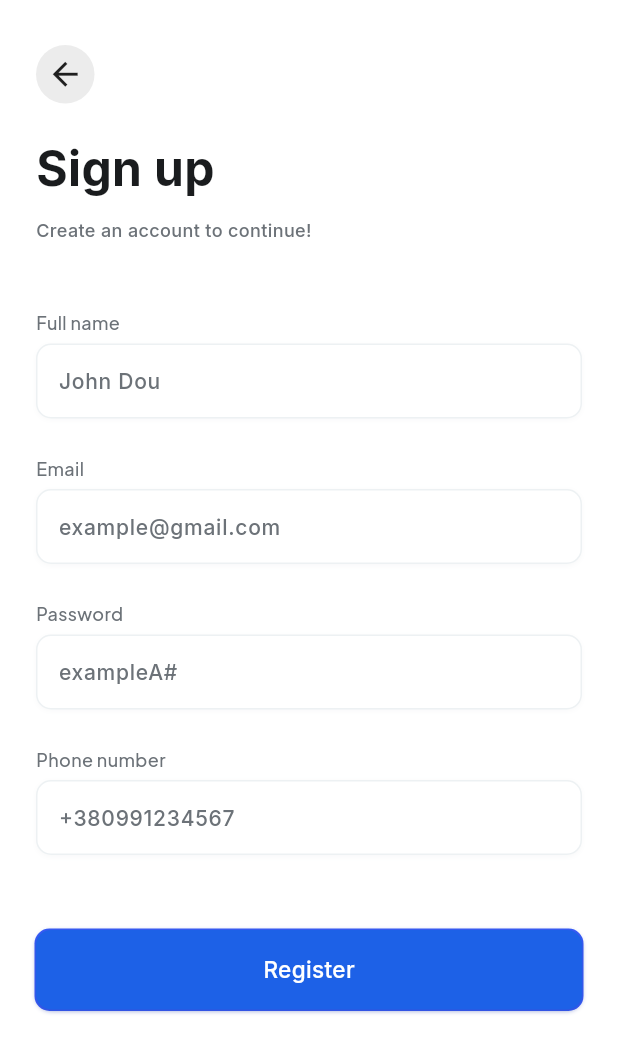
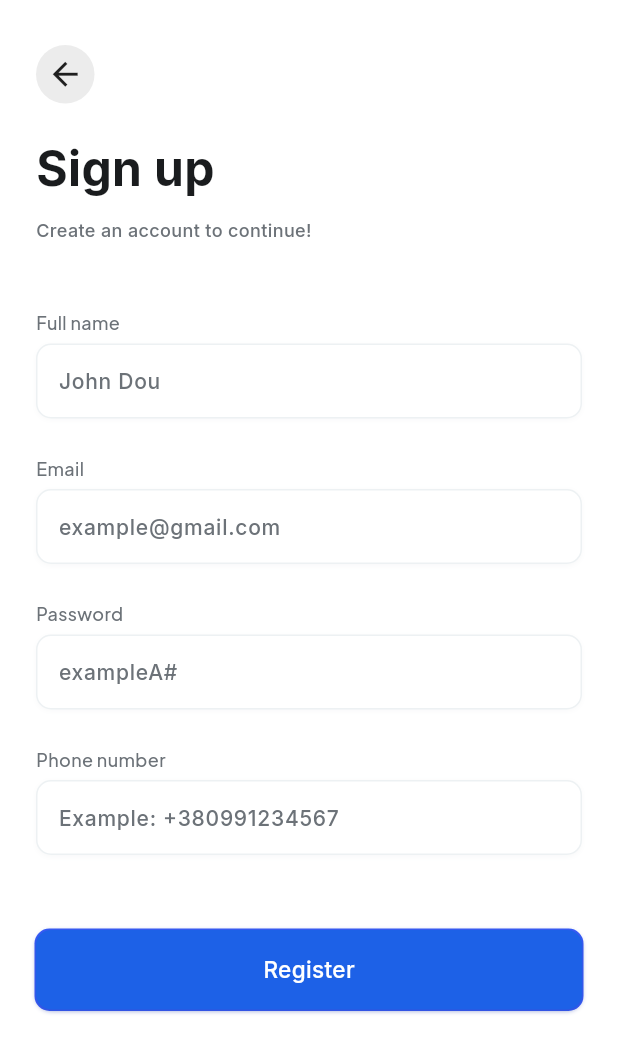
Before and after one commit to yozhykovanatolii/smart_courier_assistant_app, a Flutter app: the _RegisterView screen opened directly, on a phone screen of 412 x 824 dp. Shown: the top 1053 px of the screen. Run offline on Flutter 3.47's test engine with Material 3 defaults, Android fonts, the phone set to English and light mode, and no system bars; our stand-ins replace another_flutter_splash_screen, auto_route, bloc, firebase_auth, firebase_core, flutter_bloc and 3 more; accounts and stored records are empty.

Commit message:
Create PhoneNumberValidator and extension PhoneNumberInputErrorExtension

```diff
--- a/lib/feature/register/cubit/register_state.dart
+++ b/lib/feature/register/cubit/register_state.dart
@@ -1,16 +1,19 @@
 import 'package:smart_courier_assistant_app/validation/email_validator.dart';
 import 'package:smart_courier_assistant_app/validation/full_name_validator.dart';
 import 'package:smart_courier_assistant_app/validation/password_validator.dart';
+import 'package:smart_courier_assistant_app/validation/phone_number_validator.dart';
 
 class RegisterState {
   final EmailValidator emailValidator;
   final PasswordValidator passwordValidator;
   final FullNameValidator fullNameValidator;
+  final PhoneNumberValidator phoneNumberValidator;
 
   RegisterState({
     required this.emailValidator,
     required this.passwordValidator,
     required this.fullNameValidator,
+    required this.phoneNumberValidator,
   });
 
   factory RegisterState.initial() {
@@ -18,6 +21,7 @@ class RegisterState {
       emailValidator: const EmailValidator.pure(),
       passwordValidator: const PasswordValidator.pure(),
       fullNameValidator: const FullNameValidator.pure(),
+      phoneNumberValidator: const PhoneNumberValidator.pure(),
     );
   }
 
@@ -25,11 +29,13 @@ class RegisterState {
     EmailValidator? emailValidator,
     PasswordValidator? passwordValidator,
     FullNameValidator? fullNameValidator,
+    PhoneNumberValidator? phoneNumberValidator,
   }) {
     return RegisterState(
       emailValidator: emailValidator ?? this.emailValidator,
       passwordValidator: passwordValidator ?? this.passwordValidator,
       fullNameValidator: fullNameValidator ?? this.fullNameValidator,
+      phoneNumberValidator: phoneNumberValidator ?? this.phoneNumberValidator,
     );
   }
 }
--- a/lib/feature/register/widgets/register_phone_number_text_field.dart
+++ b/lib/feature/register/widgets/register_phone_number_text_field.dart
@@ -1,15 +1,45 @@
-import 'package:flutter/widgets.dart';
+import 'package:flutter/material.dart';
+import 'package:flutter_bloc/flutter_bloc.dart';
+import 'package:smart_courier_assistant_app/feature/register/cubit/register_cubit.dart';
+import 'package:smart_courier_assistant_app/gen/fonts.gen.dart';
+import 'package:smart_courier_assistant_app/ui/extensions/phone_number_input_error_extension.dart';
 import 'package:smart_courier_assistant_app/ui/widgets/app_text_field.dart';
+import 'package:smart_courier_assistant_app/validation/phone_number_validator.dart';
 
 class RegisterPhoneNumberTextField extends StatelessWidget {
   const RegisterPhoneNumberTextField({super.key});
 
   @override
   Widget build(BuildContext context) {
-    return AppTextField(
-      hintText: '+380991234567',
-      onChanged: (email) {},
-      isValid: true,
+    final phoneNumberInputError = context
+        .select<RegisterCubit, PhoneNumberInputError?>(
+          (registerCubit) =>
+              registerCubit.state.phoneNumberValidator.displayError,
+        );
+    final errorMessage = phoneNumberInputError.mapPhoneNumberInputErrorToString(
+      context,
+    );
+
+    return Column(
+      crossAxisAlignment: CrossAxisAlignment.start,
+      spacing: 5,
+      children: [
+        AppTextField(
+          hintText: 'Example: +380991234567',
+          onChanged: context.read<RegisterCubit>().setRegisterPhoneNumber,
+          isValid: errorMessage == null,
+        ),
+        if (errorMessage != null)
+          Text(
+            errorMessage,
+            style: const TextStyle(
+              color: Colors.red,
+              fontFamily: FontFamily.inter,
+              fontSize: 14,
+              fontWeight: FontWeight.w500,
+            ),
+          ),
+      ],
     );
   }
 }
--- a/lib/l10n/intl_en.arb
+++ b/lib/l10n/intl_en.arb
@@ -18,5 +18,7 @@
   "networkRequestFailed": "Network error. Try again.",
   "tooManyRequests": "Too many requests. Please try again later.",
   "fullNameEmpty": "Full name must not be empty.",
-  "fullNameInvalidFormat": "Full name must not contain special characters."
+  "fullNameInvalidFormat": "Full name must not contain special characters.",
+  "phoneNumberEmpty": "Phone number must not be empty.",
+  "phoneNumberInvalidFormat": "Enter a valid phone number."
 }
--- a/lib/l10n/intl_uk.arb
+++ b/lib/l10n/intl_uk.arb
@@ -18,5 +18,7 @@
   "networkRequestFailed": "Network error. Try again.",
   "tooManyRequests": "Too many requests. Please try again later.",
   "fullNameEmpty": "Повне ім'я не повинно бути порожнім.",
-  "fullNameInvalidFormat": "Повне ім'я не повинно містити спеціальних символів."
+  "fullNameInvalidFormat": "Повне ім'я не повинно містити спеціальних символів.",
+  "phoneNumberEmpty": "Номер телефону не може бути порожнім.",
+  "phoneNumberInvalidFormat": "Введіть дійсний номер телефону."
 }
--- /dev/null
+++ b/lib/validation/phone_number_validator.dart
@@ -0,0 +1,24 @@
+import 'package:formz/formz.dart';
+
+enum PhoneNumberInputError {
+  empty,
+  invalidFormat,
+}
+
+class PhoneNumberValidator extends FormzInput<String, PhoneNumberInputError> {
+  const PhoneNumberValidator.pure() : super.pure('');
+
+  const PhoneNumberValidator.dirty({String phoneNumber = ''})
+    : super.dirty(phoneNumber);
+
+  @override
+  PhoneNumberInputError? validator(String phoneNumber) {
+    if (phoneNumber.isEmpty) return PhoneNumberInputError.empty;
+    final cleaned = phoneNumber.replaceAll(RegExp(r'[\s\-\(\)]'), '');
+    final reInternational = RegExp(r'^\+380\d{9}$');
+    if (!reInternational.hasMatch(cleaned)) {
+      return PhoneNumberInputError.invalidFormat;
+    }
+    return null;
+  }
+}
```
Also changed, not shown: lib/feature/register/cubit/register_cubit.dart (+11 -0 lines), lib/ui/extensions/phone_number_input_error_extension.dart (added, +19 -0 lines), lib/generated/intl/messages_en.dart, lib/generated/intl/messages_uk.dart, lib/generated/l10n.dart.
